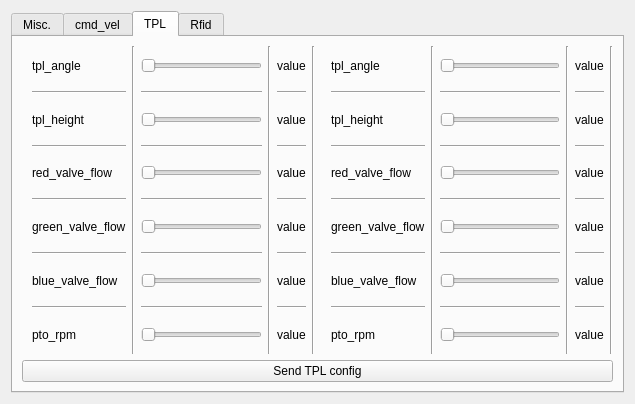
Above: scripts/ui/mobile_app_sim.ui from agribot-2-0/agribot_simulation before the change. Below: the same form after it.
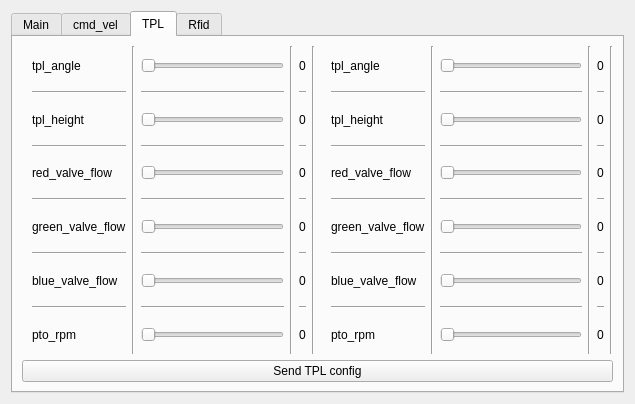
That is the form after the change. The open tabs and pages were chosen to show the change.

Patch:
```diff
--- a/scripts/ui/mobile_app_sim.ui
+++ b/scripts/ui/mobile_app_sim.ui
@@ -21,7 +21,7 @@
      </property>
      <widget class="QWidget" name="Misc">
       <attribute name="title">
-       <string>Misc.</string>
+       <string>Main</string>
       </attribute>
       <layout class="QGridLayout" name="gridLayout_3">
        <item row="0" column="0">
@@ -615,7 +615,7 @@
            <item>
             <widget class="QLabel" name="tpl_angle_val_fr">
              <property name="text">
-              <string>value</string>
+              <string>0</string>
              </property>
             </widget>
            </item>
@@ -629,7 +629,7 @@
            <item>
             <widget class="QLabel" name="tpl_height_val_fr">
              <property name="text">
-              <string>value</string>
+              <string>0</string>
              </property>
             </widget>
            </item>
@@ -643,7 +643,7 @@
            <item>
             <widget class="QLabel" name="red_valve_flow_val_fr">
              <property name="text">
-              <string>value</string>
+              <string>0</string>
              </property>
             </widget>
            </item>
@@ -657,7 +657,7 @@
            <item>
             <widget class="QLabel" name="green_valve_flow_val_fr">
              <property name="text">
-              <string>value</string>
+              <string>0</string>
              </property>
             </widget>
            </item>
@@ -671,7 +671,7 @@
            <item>
             <widget class="QLabel" name="blue_valve_flow_val_fr">
              <property name="text">
-              <string>value</string>
+              <string>0</string>
              </property>
             </widget>
            </item>
@@ -685,7 +685,7 @@
            <item>
             <widget class="QLabel" name="pto_rpm_val_fr">
              <property name="text">
-              <string>value</string>
+              <string>0</string>
              </property>
             </widget>
            </item>
@@ -972,8 +972,11 @@
           <layout class="QVBoxLayout" name="verticalLayout_9">
            <item>
             <widget class="QLabel" name="tpl_angle_val_bk">
+             <property name="lineWidth">
+              <number>0</number>
+             </property>
              <property name="text">
-              <string>value</string>
+              <string>0</string>
              </property>
             </widget>
            </item>
@@ -987,7 +990,7 @@
            <item>
             <widget class="QLabel" name="tpl_height_val_bk">
              <property name="text">
-              <string>value</string>
+              <string>0</string>
              </property>
             </widget>
            </item>
@@ -1001,7 +1004,7 @@
            <item>
             <widget class="QLabel" name="red_valve_flow_val_bk">
              <property name="text">
-              <string>value</string>
+              <string>0</string>
              </property>
             </widget>
            </item>
@@ -1015,7 +1018,7 @@
            <item>
             <widget class="QLabel" name="green_valve_flow_val_bk">
              <property name="text">
-              <string>value</string>
+              <string>0</string>
              </property>
             </widget>
            </item>
@@ -1029,7 +1032,7 @@
            <item>
             <widget class="QLabel" name="blue_valve_flow_val_bk">
              <property name="text">
-              <string>value</string>
+              <string>0</string>
              </property>
             </widget>
            </item>
@@ -1043,7 +1046,7 @@
            <item>
             <widget class="QLabel" name="pto_rpm_val_bk">
              <property name="text">
-              <string>value</string>
+              <string>0</string>
              </property>
             </widget>
            </item>
```
Left out of the diff: 25 changed lines with no effect on the pictures.
